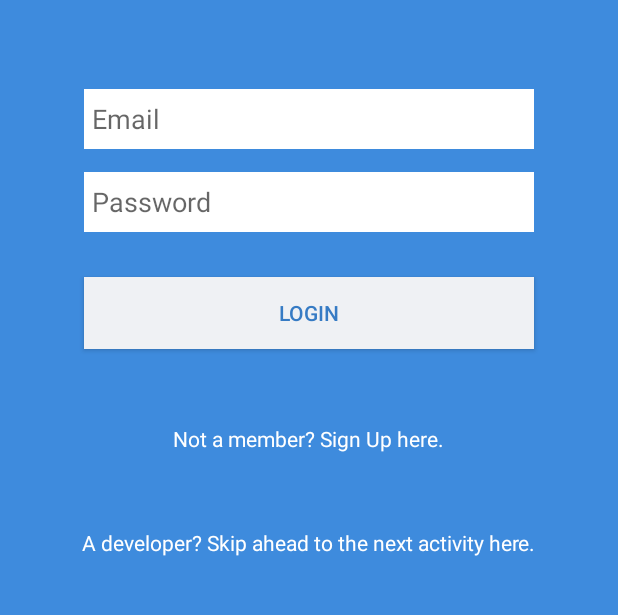
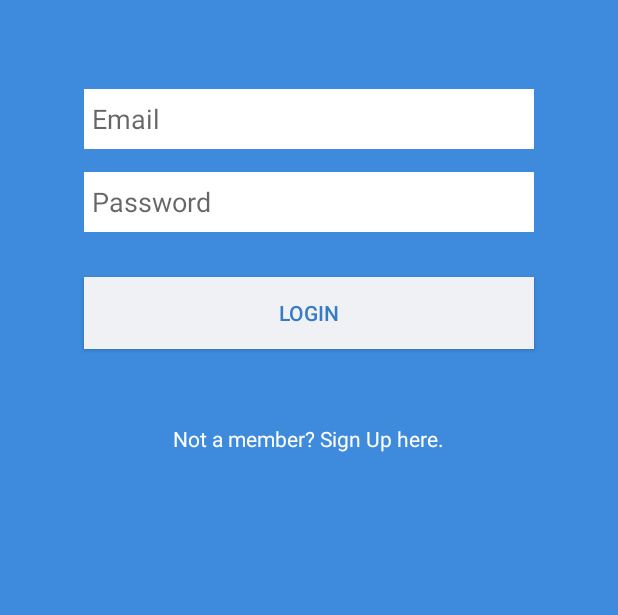
Before and after one commit to xaphatro/Placebook, an Android app: the screen it shows after launch (LoginView), on a phone screen of 412 x 824 dp, the part 136-751 px from its top. Run offline under Robolectric (Android 15) with nearby library versions, the phone set to English and light mode, and no system bars.

Commit message:
Few smaller ui changes made

```diff
--- a/app/src/main/res/layout/activity_login_view.xml
+++ b/app/src/main/res/layout/activity_login_view.xml
@@ -72,7 +72,7 @@
         android:layout_marginTop="50dp"
         android:textColor="#fff"
         />
-
+<!--
     <TextView
         android:id="@+id/list_button"
         android:layout_width="wrap_content"
@@ -82,7 +82,7 @@
         android:layout_centerHorizontal="true"
         android:layout_marginTop="50dp"
         android:textColor="#fff"
-        android:text="A developer? Skip ahead to the next activity here."/>
+        android:text="A developer? Skip ahead to the next activity here."/>-->
 
 
 </RelativeLayout>
--- a/app/src/main/res/layout/item_todo.xml
+++ b/app/src/main/res/layout/item_todo.xml
@@ -61,7 +61,7 @@
         android:src="@drawable/ic_close_black"
         android:layout_alignParentRight="true"
         android:layout_alignParentEnd="true"
-        android:onClick="deleteList"
+        android:onClick="deleteItem"
         android:background="#0fff"
         />
 
```
Also changed, not shown: app/src/main/res/drawable-hdpi/ic_account_circle_white_48dp.png (added), app/src/main/res/drawable-hdpi/ic_check_box_black_24dp.png (added), app/src/main/res/drawable-hdpi/ic_check_box_outline_blank_black_24dp.png (added), app/src/main/res/drawable-xhdpi/ic_account_circle_white_48dp.png (added), app/src/main/res/drawable-xhdpi/ic_check_box_black_24dp.png (added), app/src/main/res/drawable-xhdpi/ic_check_box_outline_blank_black_24dp.png (added), app/src/main/res/drawable-xxhdpi/ic_account_circle_white_48dp.png (added), app/src/main/res/drawable-xxhdpi/ic_check_box_black_24dp.png (added), app/src/main/res/drawable-xxhdpi/ic_check_box_outline_blank_black_24dp.png (added).
